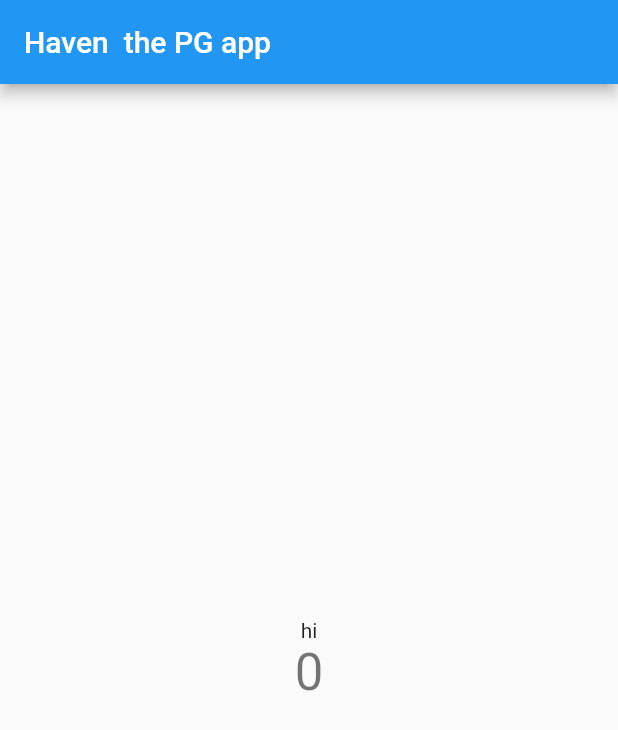
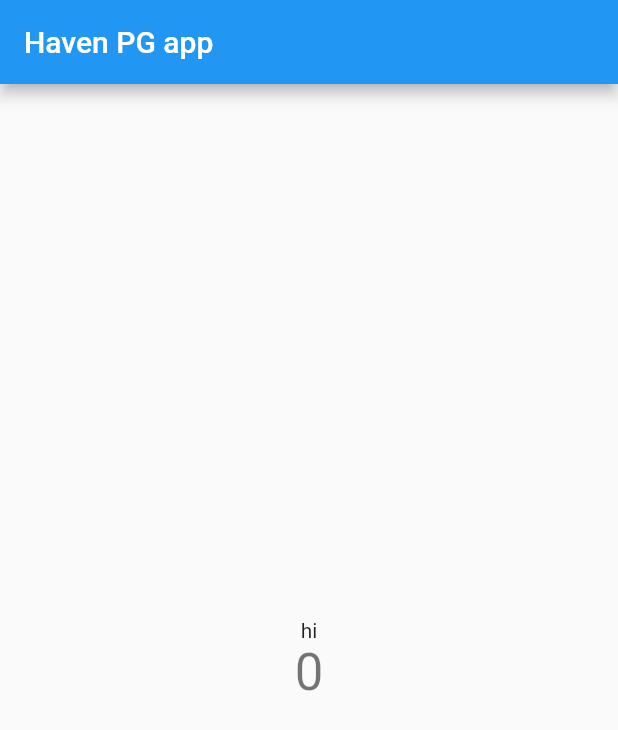
Before and after one commit to RathanDevaki/haven, a Flutter app: the screen it shows after launch, on a phone screen of 412 x 824 dp. Shown: the top 730 px of the screen. Run offline on Flutter 3.47's test engine with Material 2 defaults, Android fonts, the phone set to English and light mode, and no system bars; our stand-ins replace cloud_firestore, firebase_core; accounts and stored records are empty.

Commit message:
initial commit

```diff
--- a/lib/main.dart
+++ b/lib/main.dart
@@ -19,7 +19,7 @@ class MyApp extends StatelessWidget {
       theme: ThemeData(
         primarySwatch: Colors.blue,
       ),
-      home: const MyHomePage(title: 'Haven  the PG app'),
+      home: const MyHomePage(title: 'Haven PG app'),
     );
   }
 }
```
